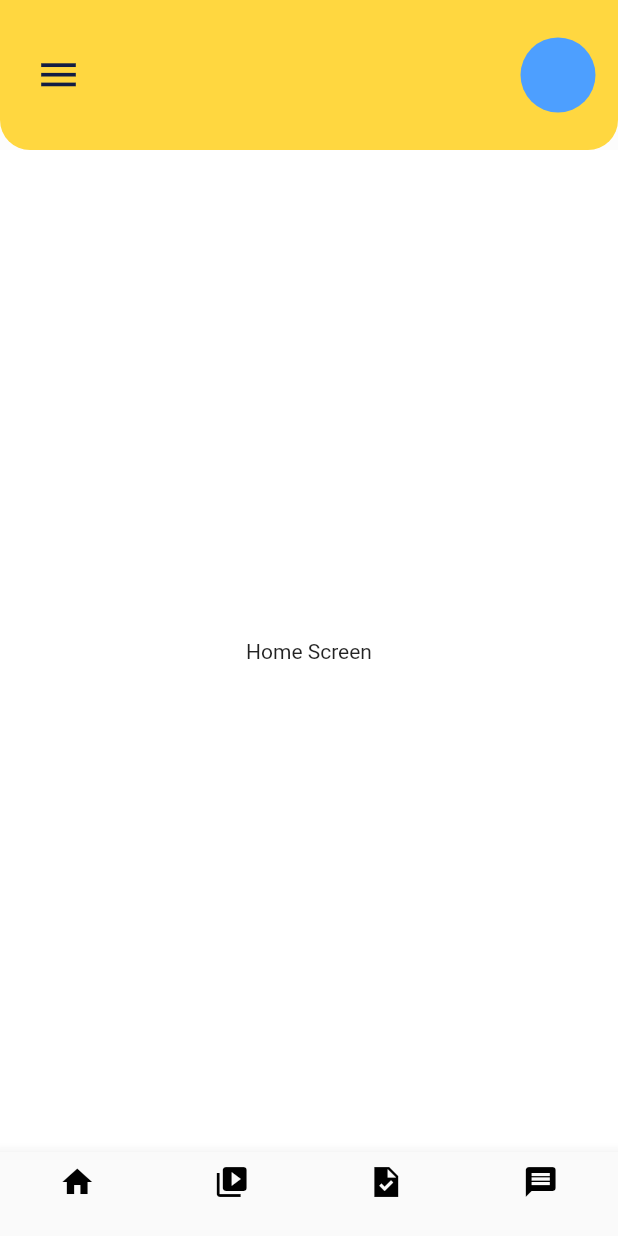
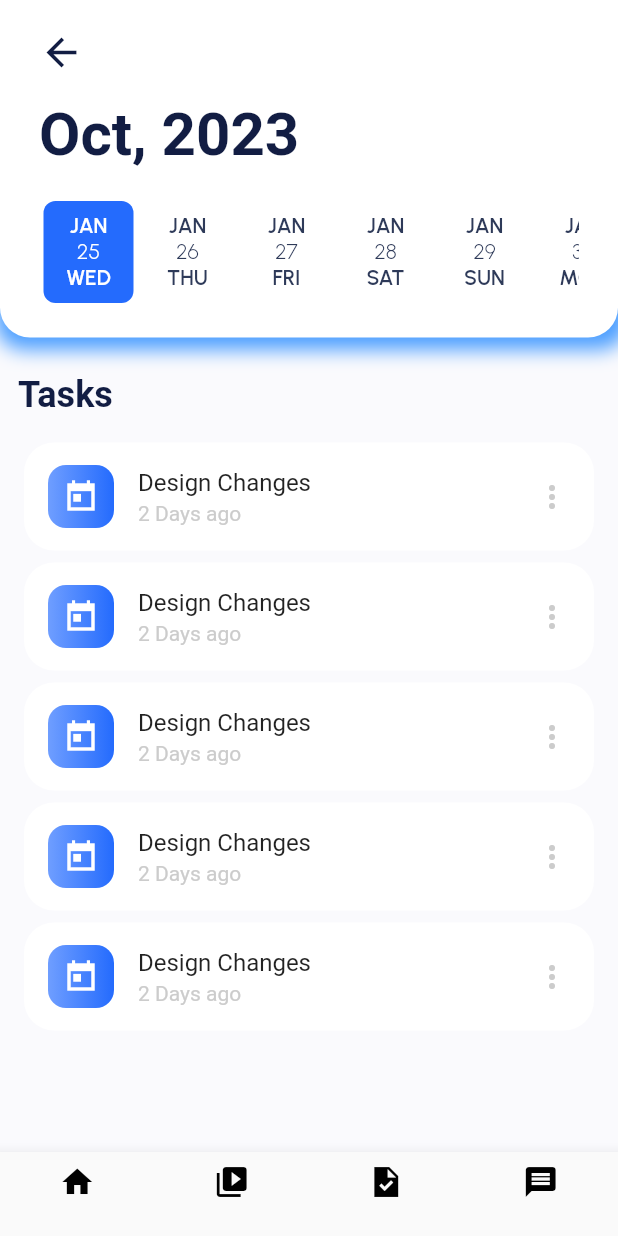
Before and after one commit to mohamedyasser951/Li-Guard-Graduation-App-, a Flutter app: the screen it shows after launch, on a phone screen of 412 x 824 dp. Run offline on Flutter 3.47's test engine with Material 2 defaults, Android fonts, the phone set to English and light mode, and no system bars; drawn by our look-alikes of date_picker_timeline; our stand-ins replace google_fonts; missing offline and left inert: linear_step_indicator.

Commit message:
yasser_taskScreen

```diff
--- a/lib/homeLayout/drawer/drawer.dart
+++ b/lib/homeLayout/drawer/drawer.dart
@@ -133,7 +133,7 @@ Future LogOutDialog(BuildContext context) => showDialog(
       builder: (context) {
 
         return Dialog(
-
+          insetPadding:const EdgeInsets.symmetric(horizontal: 25.0),
           alignment: Alignment.center,
           elevation: 0.0,
           shape: RoundedRectangleBorder(
@@ -141,7 +141,7 @@ Future LogOutDialog(BuildContext context) => showDialog(
           ),
           clipBehavior: Clip.antiAliasWithSaveLayer,
           child: Container(
-            height: 470,
+            height: 400,
             width: 400,
             decoration: BoxDecoration(
                 color: Theme.of(context).backgroundColor
@@ -158,10 +158,10 @@ Future LogOutDialog(BuildContext context) => showDialog(
                     image: AssetImage("assets/images/logout_img.png"),
                   ),
                   const SizedBox(
-                    height: 10.0,
+                    height: 25.0,
                   ),
                   Text(
-                    "Are you sure you want to \n logout?",
+                    "Are you sure you want to \nlogout?",
                     textAlign: TextAlign.center,
                     style: TextStyle(
                         color: primaryColor,
@@ -169,16 +169,17 @@ Future LogOutDialog(BuildContext context) => showDialog(
                         fontSize: 20.0),
                   ),
                   const SizedBox(
-                    height: 20.0,
+                    height: 41.0,
                   ),
                   Row(
+                    mainAxisAlignment: MainAxisAlignment.spaceAround,
                     children: [
                       InkWell(
                         onTap: () {
                           Navigator.of(context).pop();
                         },
                         child: Container(
-                          width: 118,
+                          width: 130,
                           height: 40,
                           decoration: BoxDecoration(
                             border: Border.all(color: const Color(0xFF121D43)),
@@ -192,13 +193,13 @@ Future LogOutDialog(BuildContext context) => showDialog(
                           )),
                         ),
                       ),
-                      const SizedBox(width: 8.0,),
+                      // const SizedBox(width: 8.0,),
                       InkWell(
                         onTap: () {
                           navigateAndKill(context, Login_screen());
                         },
                         child: Container(
-                          width: 118,
+                          width: 130,
                           height: 40,
                           decoration: BoxDecoration(
                             gradient: const LinearGradient(
@@ -208,7 +209,7 @@ Future LogOutDialog(BuildContext context) => showDialog(
                           child: Center(
                               child: Text(
                             'Logout',
-                            style: Theme.of(context).textTheme.caption,
+                            style: Theme.of(context).textTheme.caption!.copyWith(color: Colors.white),
                           )),
                         ),
                       ),
--- a/lib/homeLayout/homeLayout.dart
+++ b/lib/homeLayout/homeLayout.dart
@@ -1,4 +1,5 @@
 import 'package:asps/screens/bottomNavScreens/HomeScreen.dart';
+import 'package:asps/screens/bottomNavScreens/TaskScreen.dart';
 import 'package:flutter/material.dart';
 
 
@@ -14,7 +15,7 @@ class _HomeLayoutState extends State<HomeLayout> {
   @override
   Widget build(BuildContext context) {
     return Scaffold(
-      body: HomeScreen(),
+      body: TasksScreen(),
       bottomNavigationBar: BottomNavigationBar(
         type: BottomNavigationBarType.fixed,
           currentIndex: currentIndex,
--- a/lib/main.dart
+++ b/lib/main.dart
@@ -1,5 +1,6 @@
 import 'package:asps/homeLayout/homeLayout.dart';
 import 'package:asps/screens/onboarding/onboarding_Screen.dart';
+import 'package:asps/screens/register/register_screen.dart';
 import 'package:asps/screens/splash_screen/splash_screen.dart';
 import 'package:asps/shared/component/constants.dart';
 import 'package:asps/shared/widgets/customizedButton.dart';
@@ -34,6 +35,19 @@ class MyApp extends StatelessWidget {
           color: Color(0xff121D43),
         ),
         textTheme:const TextTheme(
+          caption: TextStyle(
+
+            color: Color(0xff121D43),
+          ),
+             headline4: TextStyle(
+              color:  Color(0xff121D43),
+              fontWeight: FontWeight.w600,
+              fontSize: 40.0
+          ),
+
+           headline3: TextStyle(
+            color:  Color(0xff121D43)
+          ),
           headline6:TextStyle(
             fontWeight: FontWeight.w600,
             fontSize: 19.0,
@@ -43,9 +57,7 @@ class MyApp extends StatelessWidget {
             fontWeight: FontWeight.bold,
             color: Color(0xff121D43)
           ),
-          headline3: TextStyle(
-            color:  Color(0xff121D43)
-          )
+
         ),
       ),
 
--- a/lib/screens/bottomNavScreens/TaskScreen.dart
+++ b/lib/screens/bottomNavScreens/TaskScreen.dart
@@ -0,0 +1,178 @@
+import 'package:asps/shared/component/constants.dart';
+import 'package:date_picker_timeline/date_picker_timeline.dart';
+import 'package:flutter/material.dart';
+import 'package:google_fonts/google_fonts.dart';
+
+class TasksScreen extends StatelessWidget {
+  const TasksScreen({super.key});
+
+  @override
+  Widget build(BuildContext context) {
+    return SafeArea(
+      child: Scaffold(
+        backgroundColor: Theme.of(context).backgroundColor,
+        appBar:const PreferredSize(
+          preferredSize:  Size.fromHeight(225),
+          child: taskAppBar(),
+        ),
+        body: SingleChildScrollView(
+          child: Padding(
+              padding: const EdgeInsets.symmetric(horizontal: 12.0, vertical: 24),
+              child: Column(
+                crossAxisAlignment: CrossAxisAlignment.start,
+                children: [
+                  Text(
+                    "Tasks",
+                    style: Theme.of(context).textTheme.headline5,
+                  ),
+                 const SizedBox(
+                    height: 14.0,
+                  ),
+                  SizedBox(
+                    height: 400,
+                    child: ListView.builder(
+                      physics: const NeverScrollableScrollPhysics(),
+                      itemCount: 5,
+                      itemBuilder: (context, index) {
+                        return const taskItem();
+                      },
+                    ),
+                  )
+                ],
+              )),
+        ),
+      ),
+    );
+  }
+}
+
+class taskAppBar extends StatelessWidget {
+  const taskAppBar({
+    Key? key,
+  }) : super(key: key);
+
+  @override
+  Widget build(BuildContext context) {
+    return Container(
+      decoration: BoxDecoration(
+        color: Colors.white,
+        boxShadow: [
+
+          BoxShadow(
+            color: primaryColor,
+            blurRadius: 10,
+            spreadRadius: 5,
+            offset: const Offset(2, 3),
+
+          ),
+        ],
+        borderRadius: const BorderRadius.only(
+            bottomLeft: Radius.circular(20.0),
+            bottomRight: Radius.circular(20.0)),
+      ),
+      child: Padding(
+        padding:
+            const EdgeInsets.symmetric(horizontal: 26.0, vertical: 20),
+        child: Column(
+          crossAxisAlignment: CrossAxisAlignment.start,
+          children: [
+            InkWell(
+              onTap: () {
+                Navigator.pop(context);
+              },
+              child: const Icon(
+                Icons.arrow_back,
+                size: 30.0,
+              ),
+            ),
+            const SizedBox(
+              height: 16.0,
+            ),
+            Text(
+              "Oct, 2023",
+              style: Theme.of(context).textTheme.headline4,
+            ),
+            const SizedBox(
+              height: 18.0,
+            ),
+            selectedDatePicker()
+          ],
+        ),
+      ),
+    );
+  }
+}
+
+class taskItem extends StatelessWidget {
+  const taskItem({
+    Key? key,
+  }) : super(key: key);
+
+  @override
+  Widget build(BuildContext context) {
+    return Card(
+      elevation: .0,
+      color: Colors.white,
+      shape: RoundedRectangleBorder(
+        borderRadius: BorderRadius.circular(20.0),
+      ),
+      child: ListTile(
+        leading: Container(
+          height: 42,
+          width: 44,
+          decoration: BoxDecoration(
+            gradient: const LinearGradient(
+                colors: [Color(0xFF6F9EFF), Color(0xFF246BFD)]),
+            borderRadius: BorderRadius.circular(12.0),
+          ),
+          child: const Icon(
+            Icons.today_sharp,
+            color: Colors.white,
+          ),
+        ),
+        title: const Text("Design Changes"),
+        subtitle: const Text(
+          "2 Days ago",
+          style: TextStyle(
+            color: Color(0xffcccccc),
+          ),
+        ),
+        trailing: const Icon(
+          Icons.more_vert,
+          color: Color(0xffcccccc),
+        ),
+      ),
+    );
+  }
+}
+
+selectedDatePicker() {
+  return DatePicker(
+    DateTime.now(),
+    height: 74.0,
+    width: 60.0,
+    initialSelectedDate: DateTime.now(),
+    selectionColor: const Color(0xFF246BFD),
+    selectedTextColor: Colors.white,
+    dayTextStyle: GoogleFonts.urbanist(
+      textStyle: const TextStyle(
+          color: Color(0xff2E3A59),
+          fontWeight: FontWeight.w600,
+          fontSize: 14.0),
+    ),
+    monthTextStyle: GoogleFonts.urbanist(
+      textStyle: const TextStyle(
+          color: Color(0xff2E3A59),
+          fontWeight: FontWeight.w600,
+          fontSize: 14.0),
+    ),
+    dateTextStyle: GoogleFonts.urbanist(
+        textStyle: const TextStyle(
+            color: Color(0xff2E3A59),
+            fontWeight: FontWeight.w300,
+            fontSize: 14.0)),
+    onDateChange: (date) {
+      //selectedDate = date;
+    },
+  );
+}
--- a/lib/screens/register/register_screen.dart
+++ b/lib/screens/register/register_screen.dart
@@ -74,7 +74,7 @@ class _RegisterSccreenState extends State<RegisterSccreen> {
                               customizedSuccessDialog(context);
                               Future.delayed(const Duration(seconds: 3))
                                   .then((value) {
-                                navigateTo(context, HomeLayout());
+                                navigateAndKill(context, HomeLayout());
                               });
                               return Future.value(true);
                             }
@@ -288,22 +288,26 @@ Future customizedSuccessDialog(BuildContext context) => showDialog(
       context: context,
       builder: (context) {
         return Container(
-          width: MediaQuery.of(context).size.width / 1.3,
-          height: MediaQuery.of(context).size.height / 2.5,
-          decoration: const BoxDecoration(
-            shape: BoxShape.rectangle,
-           // color: Color.fromARGB(0, 205, 40, 40),
-            borderRadius: BorderRadius.all(Radius.circular(32.0)),
-          ),
+          // width: MediaQuery.of(context).size.width / 1.3,
+          // height: MediaQuery.of(context).size.height / 2.5,
+          // decoration: const BoxDecoration(
+          //   shape: BoxShape.rectangle,
+
+          //   borderRadius: BorderRadius.all(Radius.circular(32.0)),
+          // ),
           child: Dialog(
+            insetPadding:const EdgeInsets.symmetric(horizontal: 25.0),
             alignment: Alignment.center,
             elevation: 0.0,
-            clipBehavior: Clip.antiAlias,
+             shape: RoundedRectangleBorder(
+            borderRadius: BorderRadius.circular(40),
+          ),
+            clipBehavior: Clip.antiAliasWithSaveLayer,
             child: Container(
-              height: 380,
+              height: 470,
               width: 400,
               decoration: BoxDecoration(
-                  color: Colors.white,
+                  color: Theme.of(context).backgroundColor,
                   borderRadius: BorderRadius.circular(40.0)),
               child: Column(
                 mainAxisAlignment: MainAxisAlignment.center,
@@ -312,7 +316,7 @@ Future customizedSuccessDialog(BuildContext context) => showDialog(
                     image: AssetImage("assets/images/congra_image.png"),
                   ),
                   const SizedBox(
-                    height: 10.0,
+                    height: 22.0,
                   ),
                   Text(
                     "Congratulations!",
@@ -327,10 +331,15 @@ Future customizedSuccessDialog(BuildContext context) => showDialog(
                   const SizedBox(
                     height: 20.0,
                   ),
-                  CircularProgressIndicator(
-                    backgroundColor: Colors.grey,
-                    strokeWidth: 6.0,
-                    color: primaryColor,
+                  SizedBox(
+                    height: 90,
+                    width: 90,
+                    child: CircularProgressIndicator(
+
+                      backgroundColor:const Color(0xffCCCCCC),
+                      strokeWidth: 8.0,
+                      color: primaryColor,
+                    ),
                   ),
                 ],
               ),
--- a/pubspec.yaml
+++ b/pubspec.yaml
@@ -37,6 +37,8 @@ dependencies:
   # Use with the CupertinoIcons class for iOS style icons.
   cupertino_icons: ^1.0.2
   linear_step_indicator: ^1.0.0+3
+  date_picker_timeline: ^1.2.3
+  google_fonts: ^3.0.1
 
 
 
```
Also changed, not shown: pubspec.lock, 1 other file.
